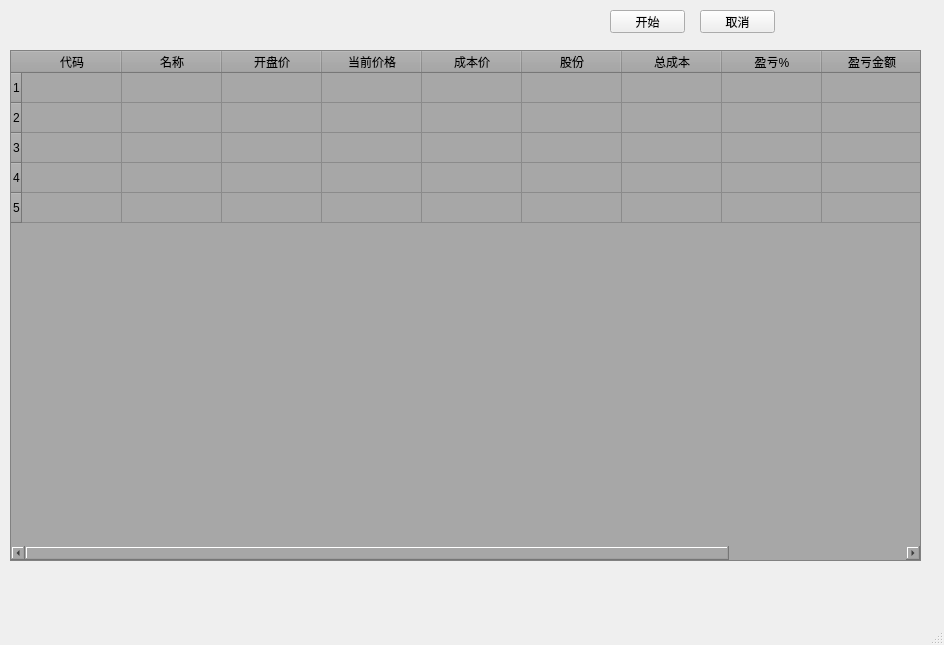
Old version of the form src/pyStock/stockframe.ui in the repository qq17908/PyPandas.
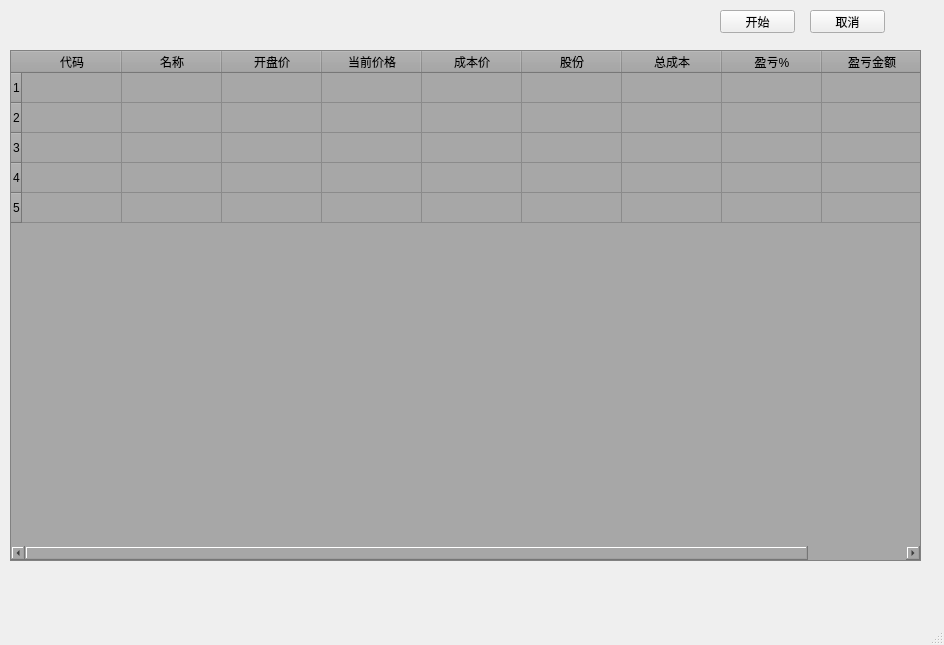
New version of the form.

What changed in the file:
```diff
--- a/src/pyStock/stockframe.ui
+++ b/src/pyStock/stockframe.ui
@@ -17,7 +17,7 @@
    <widget class="QPushButton" name="pushButton_OK">
     <property name="geometry">
      <rect>
-      <x>610</x>
+      <x>720</x>
       <y>10</y>
       <width>75</width>
       <height>23</height>
@@ -30,7 +30,7 @@
    <widget class="QPushButton" name="pushButton_Cancel">
     <property name="geometry">
      <rect>
-      <x>700</x>
+      <x>810</x>
       <y>10</y>
       <width>75</width>
       <height>23</height>
@@ -56,7 +56,7 @@
      <number>5</number>
     </property>
     <property name="columnCount">
-     <number>10</number>
+     <number>9</number>
     </property>
     <row/>
     <row/>
```
Left out of the diff: 19 changed lines with no effect on the pictures.
